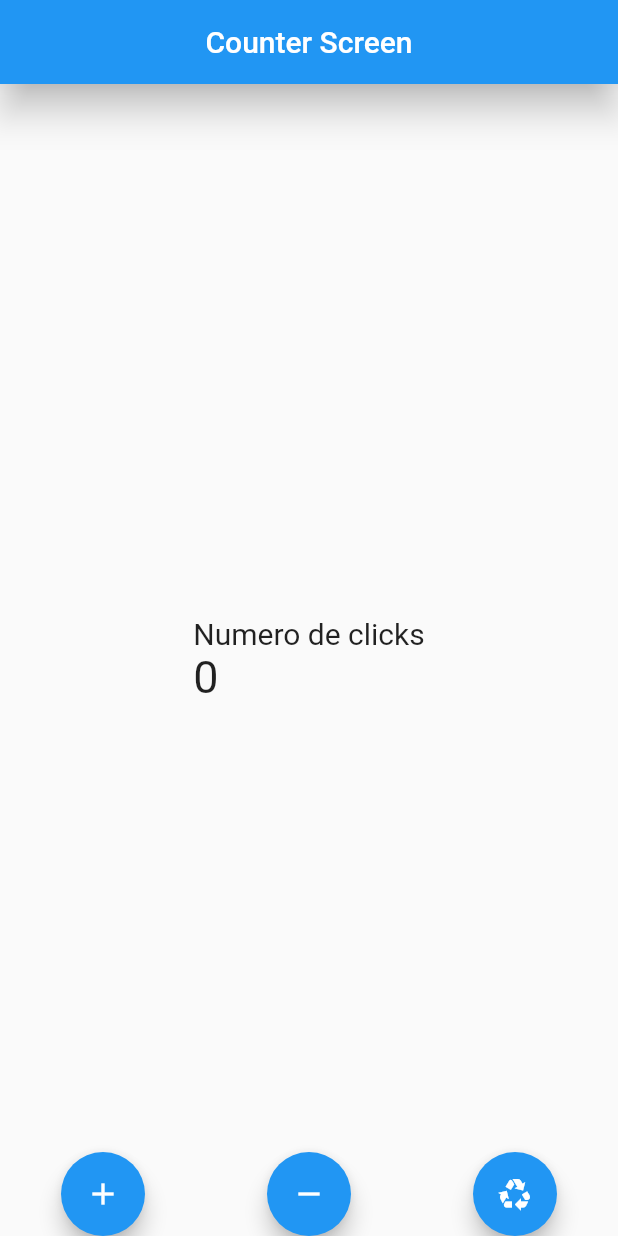
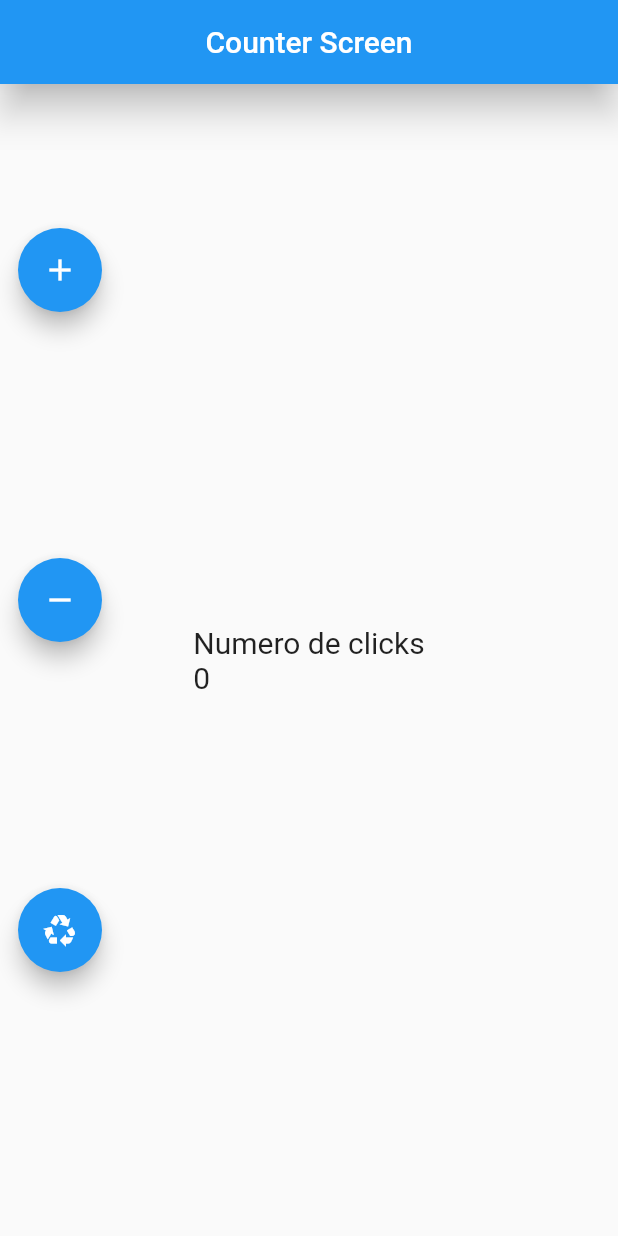
Before and after one commit to oscarherruzo/contador, a Flutter app: the screen it shows after launch, on a phone screen of 412 x 824 dp. Run offline on Flutter 3.47's test engine with Material 2 defaults, Android fonts, the phone set to English and light mode, and no system bars.

Commit message:
Clase 11 de Octubre

```diff
--- a/lib/screens/counter_screen.dart
+++ b/lib/screens/counter_screen.dart
@@ -27,48 +27,59 @@ class _counter_screenState extends State<counter_screen> {
           crossAxisAlignment: CrossAxisAlignment.start,
           children:  <Widget>[
             const Text('Numero de clicks', style: miEstilo,),
-            Text('$contador', style: TextStyle(fontSize: 30),),
+            Text('$contador', style: miEstilo),
           ],
         ),
     ),
 
 
-    floatingActionButtonLocation: FloatingActionButtonLocation.centerDocked,
+    floatingActionButtonLocation: FloatingActionButtonLocation.miniStartFloat,
     //Primer boton
 
-    floatingActionButton: Row(
-      mainAxisAlignment: MainAxisAlignment.spaceAround,
-      children: [
+    floatingActionButton: const tresBotonesWidgetPersonalizado(),
+    );
+  }
+}
+
+// ignore: camel_case_types
+class tresBotonesWidgetPersonalizado extends StatelessWidget {
+  const tresBotonesWidgetPersonalizado({
+    Key? key,
+  }) : super(key: key);
+
+  @override
+  Widget build(BuildContext context) {
+    return Column(
+      mainAxisAlignment: MainAxisAlignment.spaceEvenly,
+      crossAxisAlignment: CrossAxisAlignment.start,
+      children: const[
         FloatingActionButton(
-          child: const Icon(Icons.add ),
-          onPressed: () {
-            contador++;
-            setState(() {});
-            },
+          onPressed: null,
+          child: Icon(Icons.add ),
+
           ),
 
 
     //Segundo boton
 
 
-           FloatingActionButton(
-          child: const Icon(Icons.remove ),
-          onPressed: () {
-            contador--;
-            setState(() {});
-            },
+
+          FloatingActionButton(
+          onPressed: null,
+          child: Icon(Icons.remove ),
+
           ),
     //Tercer boton
+
+
+
           FloatingActionButton(
-          child: const Icon(Icons.recycling ),
-          onPressed: () {
-            contador=0;
-            setState(() {});
-            },
+          onPressed:null,
+          child: Icon(Icons.recycling ),
+
           ),
 
       ],
-    ),
     );
   }
 }
```
